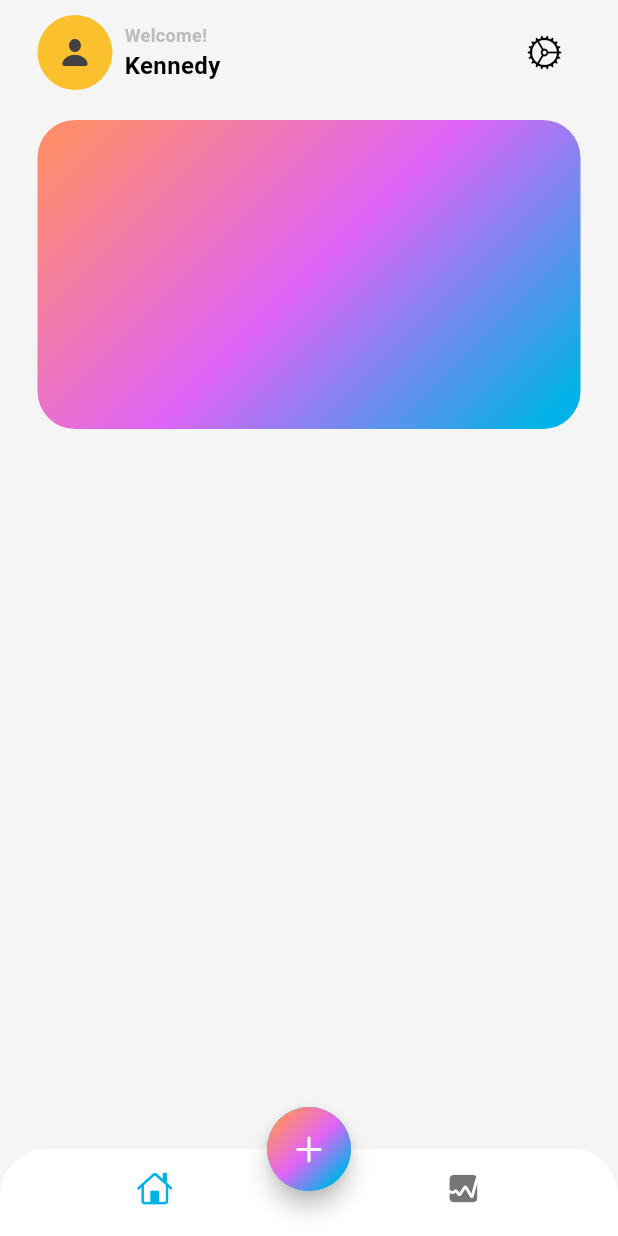
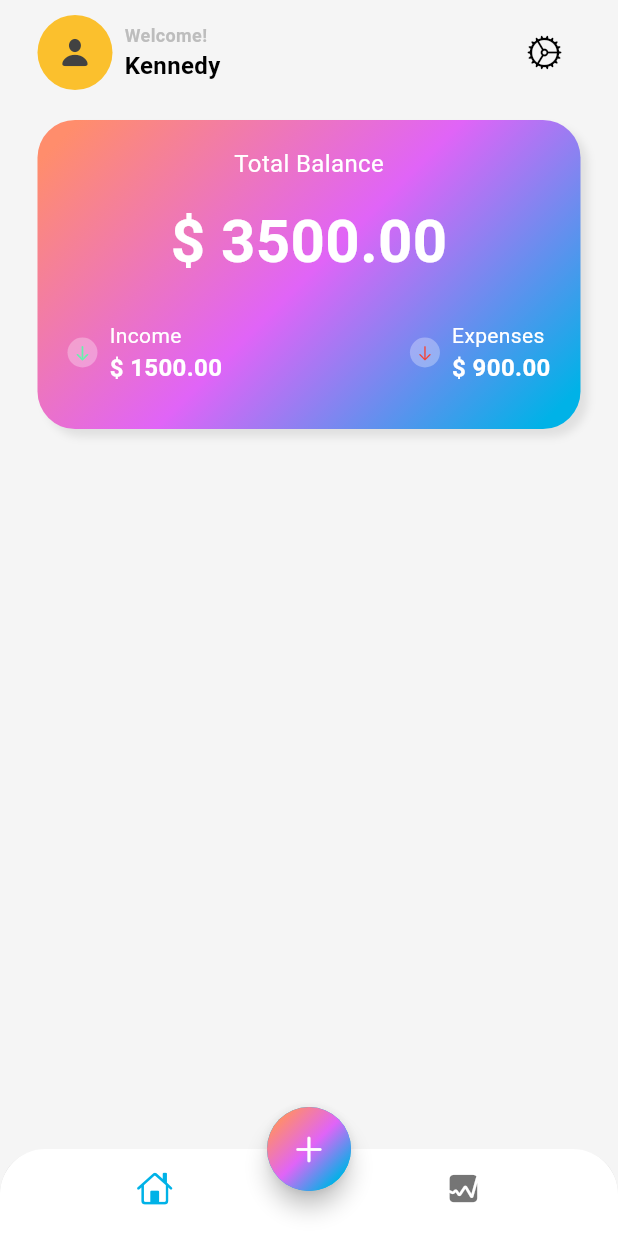
Before and after one commit to Kennedylelei/expenses_tracker, a Flutter app: the screen it shows after launch, on a phone screen of 412 x 824 dp. Run offline on Flutter 3.47's test engine with Material 3 defaults, Android fonts, the phone set to English and light mode, and no system bars.

```diff
--- a/lib/screens/home/views/main_screen.dart
+++ b/lib/screens/home/views/main_screen.dart
@@ -2,6 +2,7 @@ import 'dart:math';
 
 import 'package:flutter/cupertino.dart';
 import 'package:flutter/material.dart';
+import 'package:flutter/widgets.dart';
 
 class MainScreen extends StatelessWidget {
   const MainScreen({super.key});
@@ -75,7 +76,127 @@ class MainScreen extends StatelessWidget {
                   ],
                   transform: const GradientRotation(pi / 4),
                 ),
-                borderRadius: BorderRadius.circular(25)
+                borderRadius: BorderRadius.circular(25),
+                boxShadow: [
+                  BoxShadow(
+                    blurRadius: 4,
+                    color: Colors.grey.shade300,
+                    offset: const Offset(5, 5)
+                  )
+                ]
+              ),
+              child: Column(
+                mainAxisAlignment: MainAxisAlignment.center,
+                children: [
+                  const Text(
+                    'Total Balance',
+                    style: TextStyle(
+                      fontSize: 16,
+                      color: Colors.white,
+                      fontWeight: FontWeight.w400
+                    ),
+                  ),
+                  const SizedBox(height: 12,),
+                  const Text(
+                    '\$ 3500.00',
+                    style: TextStyle(
+                      fontSize: 40,
+                      color: Colors.white,
+                      fontWeight: FontWeight.bold
+                    ),
+                  ),
+                  const SizedBox(height: 12,),
+                  Padding(
+                    padding: const EdgeInsets.symmetric(vertical: 12, horizontal: 20),
+                    child: Row(
+                      mainAxisAlignment: MainAxisAlignment.spaceBetween,
+                      children: [
+                        Row(
+                          children: [
+                            Container(
+                              width: 20,
+                              height: 20,
+                              decoration: const BoxDecoration(
+                                color: Colors.white30,
+                                shape: BoxShape.circle
+                              ),
+                              child: const Center(
+                                child: Icon(
+                                  CupertinoIcons.arrow_down,
+                                  size: 12,
+                                  color: Colors.greenAccent
+                                  ),
+                                ),
+                            ),
+                            const SizedBox(width: 8,),
+                            const Column(
+                              crossAxisAlignment: CrossAxisAlignment.start,
+                              children: [
+                                Text(
+                                  'Income',
+                                  style: TextStyle(
+                                    fontSize: 14,
+                                    color: Colors.white,
+                                    fontWeight: FontWeight.w400
+                                  ),
+                                ),
+                                Text(
+                                  '\$ 1500.00',
+                                  style: TextStyle(
+                                    fontSize: 16,
+                                    color: Colors.white,
+                                    fontWeight: FontWeight.w600
+                                  ),
+                                )
+                              ]
+                            ),
+                          ],
+                        ),
+                        Row(
+                          children: [
+                            Container(
+                              width: 20,
+                              height: 20,
+                              decoration: const BoxDecoration(
+                                color: Colors.white30,
+                                shape: BoxShape.circle
+                              ),
+                              child: const Center(
+                                child: Icon(
+                                  CupertinoIcons.arrow_down,
+                                  size: 12,
+                                  color: Colors.red
+                                  ),
+                                ),
+                            ),
+                            const SizedBox(width: 8,),
+                            const Column(
+                              crossAxisAlignment: CrossAxisAlignment.start,
+                              children: [
+                                Text(
+                                  'Expenses',
+                                  style: TextStyle(
+                                    fontSize: 14,
+                                    color: Colors.white,
+                                    fontWeight: FontWeight.w400
+                                  ),
+                                ),
+                                Text(
+                                  '\$ 900.00',
+                                  style: TextStyle(
+                                    fontSize: 16,
+                                    color: Colors.white,
+                                    fontWeight: FontWeight.w600
+                                  ),
+                                )
+                              ]
+                            ),
+                          ],
+                        )
+                      ],
+                    ),
+                  )
+                ],
               ),
             )
           ],
```
